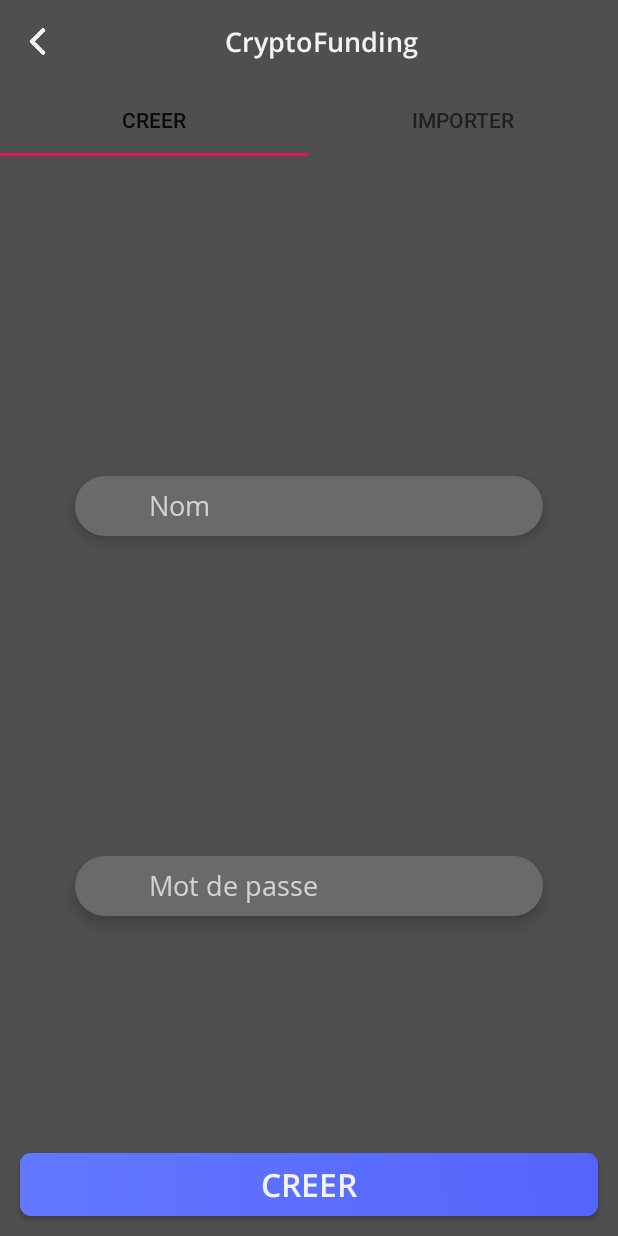
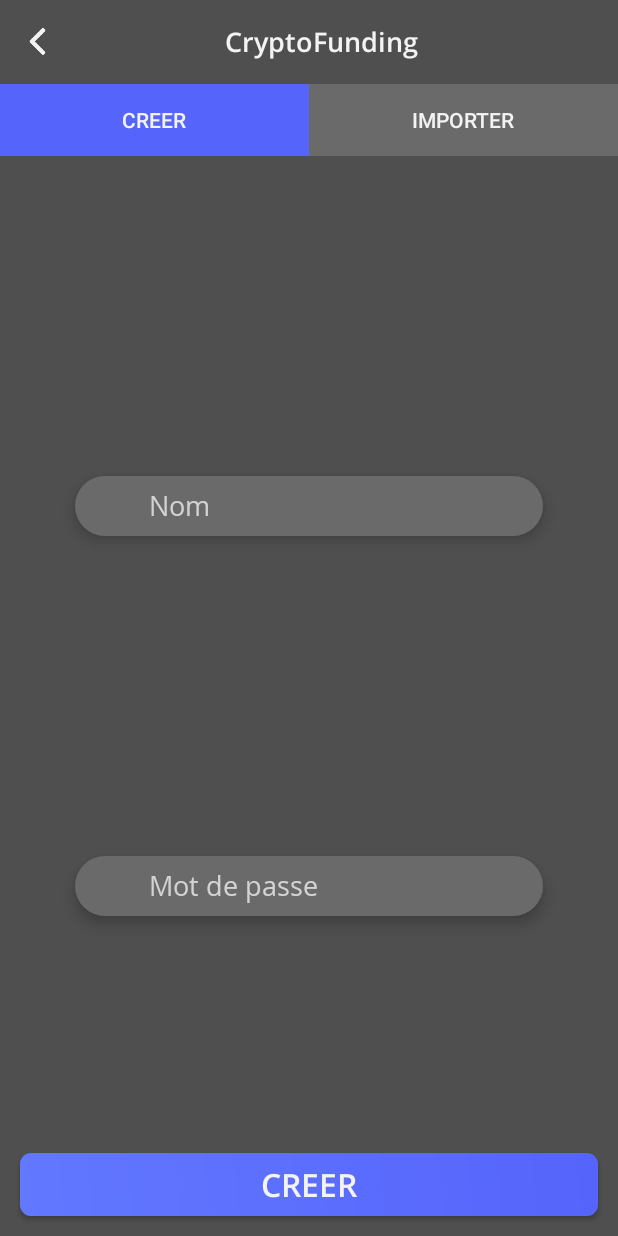
Before and after one commit to LilCurly/CryptoFunding_Android, an Android app: the NewWalletFragment screen opened through its navigation route, on a phone screen of 412 x 824 dp. Run offline under Robolectric (Android 15) with nearby library versions, the phone set to English and light mode, and no system bars; our stand-ins replace Dagger/Hilt's generated code, Room's generated code; libraries missing offline, so code that uses them is left out: org.bouncycastle.jce, org.web3j.crypto; 18 statements that could not run were skipped.

Commit message:
Customizing tablayout

```diff
--- a/app/src/main/res/layout/fragment_new_wallet.xml
+++ b/app/src/main/res/layout/fragment_new_wallet.xml
@@ -12,7 +12,12 @@
         android:layout_width="match_parent"
         android:layout_height="wrap_content"
         android:layout_marginTop="?attr/actionBarSize"
-        app:layout_constraintTop_toTopOf="parent" />
+        app:layout_constraintTop_toTopOf="parent"
+        app:tabTextColor="@color/colorBackgroundWhiteApp"
+        app:tabBackground="@color/colorSecondaryApp"
+        app:tabIndicatorColor="@color/colorBackgroundDarkApp"
+        app:tabIndicatorHeight="48dp"
+        android:elevation="10dp" />
 
     <androidx.viewpager2.widget.ViewPager2
         android:id="@+id/newWallet_pager"
```
Also changed, not shown: app/src/main/res/drawable/viewpager_indicator_background.xml (added, +9 -0 lines).
